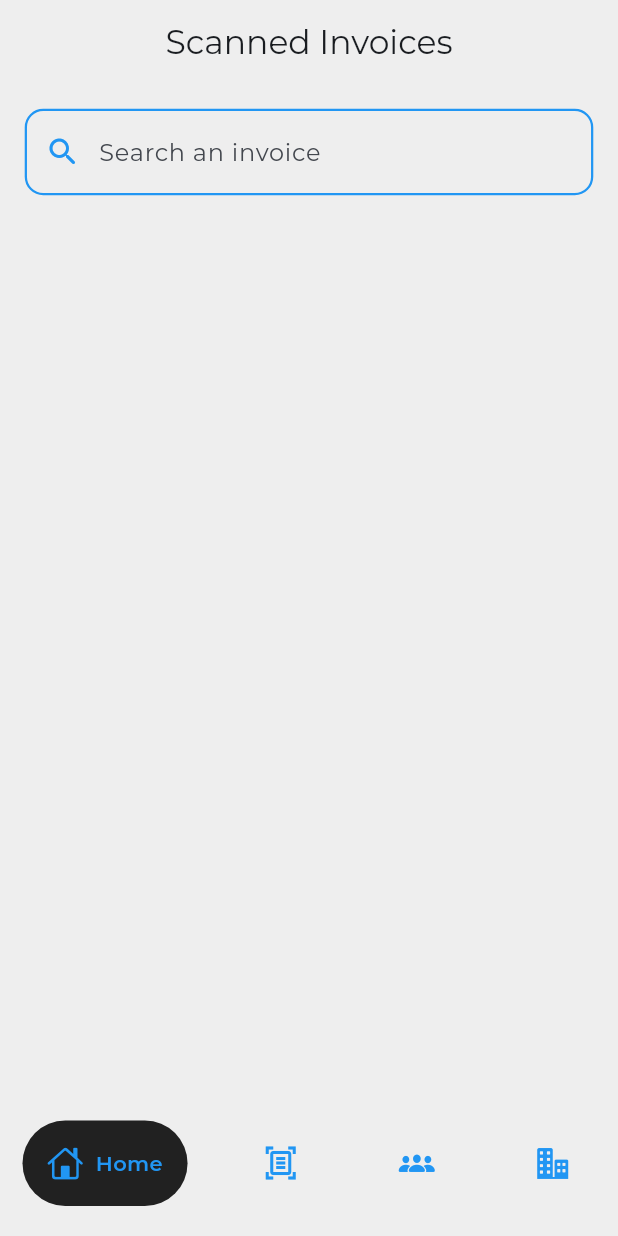
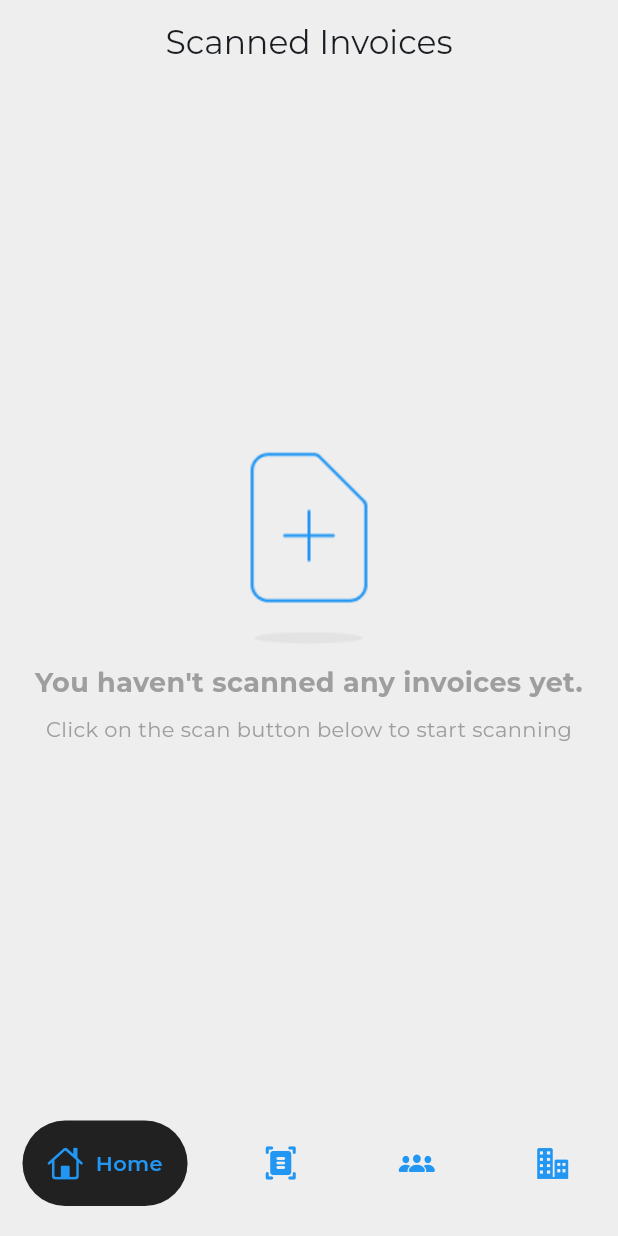
Before and after one commit to anas4519/invoice-genie, a Flutter app: the screen it shows after launch, on a phone screen of 412 x 824 dp. Run offline on Flutter 3.47's test engine with Material 3 defaults, Android fonts, the phone set to English and light mode, and no system bars; drawn by our look-alikes of google_nav_bar; our stand-ins replace file_picker, google_fonts, google_generative_ai, lottie, open_filex, share_plus and 1 more; missing offline and left inert: cunning_document_scanner, easy_pdf_viewer, google_mlkit_text_recognition, syncfusion_flutter_pdf; accounts and stored records are empty.

Commit message:
empty states done

```diff
--- a/lib/main_page.dart
+++ b/lib/main_page.dart
@@ -58,7 +58,7 @@ class _MainPageState extends State<MainPage> {
                 icon: CupertinoIcons.home,
                 text: 'Home',
               ),
-              GButton(icon: Icons.document_scanner_outlined, text: 'Scan'),
+              GButton(icon: Icons.document_scanner_rounded, text: 'Scan',),
               GButton(
                 icon: CupertinoIcons.group_solid,
                 text: 'B2C',
--- a/lib/screens/home_screen.dart
+++ b/lib/screens/home_screen.dart
@@ -12,14 +12,15 @@ class HomeScreen extends StatefulWidget {
 class _HomeScreenState extends State<HomeScreen> {
   bool isLoading = true;
   List<Map<String, dynamic>> _invoices = [];
+  List<Map<String, dynamic>> displayList = [];
   final TextEditingController _searchController = TextEditingController();
 
   void updateList(String value) {
     setState(() {
       if (value.isEmpty) {
-        _initDbAndPrintInvoices();
+        displayList = List.from(_invoices);
       } else {
-        _invoices = _invoices
+        displayList = _invoices
             .where((invoice) =>
                 invoice['invoice_num']
                     .toString()
@@ -53,6 +54,7 @@ class _HomeScreenState extends State<HomeScreen> {
     final invoices = await dbService.getInvoices();
     setState(() {
       _invoices = invoices;
+      displayList = List.from(_invoices);
       isLoading = false;
     });
   }
@@ -69,6 +71,34 @@ class _HomeScreenState extends State<HomeScreen> {
         body: Center(
           child: isLoading
               ? CircularProgressIndicator()
+              : _invoices.isEmpty
+                  ? Center(
+                      child: Column(
+                        mainAxisAlignment: MainAxisAlignment.center,
+                        children: [
+                          Image.asset('assets/images/zzz.png'),
+                          SizedBox(
+                            height: screenHeight * 0.015,
+                          ),
+                          Text(
+                            "You haven't scanned any invoices yet.",
+                            textAlign: TextAlign.center,
+                            style: TextStyle(
+                                color: Colors.grey,
+                                fontWeight: FontWeight.bold,
+                                fontSize: 18),
+                          ),
+                          SizedBox(
+                            height: screenHeight * 0.01,
+                          ),
+                          Text(
+                              'Click on the scan button below to start scanning',
+                              style: TextStyle(
+                                color: Colors.grey,
+                              ))
+                        ],
+                      ),
+                    )
                   : Column(
                       children: [
                         Padding(
@@ -78,7 +108,8 @@ class _HomeScreenState extends State<HomeScreen> {
                             decoration: BoxDecoration(
                               borderRadius:
                                   BorderRadius.circular(screenWidth * 0.03),
-                          border: Border.all(color: Colors.blue, width: 1.5),
+                              border:
+                                  Border.all(color: Colors.blue, width: 1.5),
                             ),
                             child: Row(
                               children: [
@@ -95,7 +126,7 @@ class _HomeScreenState extends State<HomeScreen> {
                                         TextCapitalization.sentences,
                                     decoration: const InputDecoration(
                                       border: InputBorder.none,
-                                  hintText: 'Search an invoice',
+                                      hintText: 'Search',
                                     ),
                                   ),
                                 ),
@@ -104,17 +135,18 @@ class _HomeScreenState extends State<HomeScreen> {
                           ),
                         ),
                         SizedBox(height: screenHeight * 0.04),
-                    // PDFRow(date: _invoices[0]['date'], filePath: _invoices[0]['invoice_path'], invoiceNum: _invoices[0]['invoice_num'],)
                         Expanded(
                           child: ListView.builder(
-                        itemCount: _invoices.length,
+                            itemCount: displayList.length,
                             itemBuilder: (context, index) {
                               return Column(
                                 children: [
                                   PDFRow(
-                                  invoiceNum: _invoices[index]['invoice_num'],
-                                  filePath: _invoices[index]['invoice_path'],
-                                  date: _invoices[index]['date']),
+                                      invoiceNum: displayList[index]
+                                          ['invoice_num'],
+                                      filePath: displayList[index]
+                                          ['invoice_path'],
+                                      date: displayList[index]['date']),
                                   SizedBox(
                                     height: screenHeight * 0.01,
                                   )
```
Also changed, not shown: lib/screens/b2b_screen.dart (+18 -1 lines), lib/screens/b2c_screen.dart (+23 -3 lines), lib/screens/scan_screen.dart (+21 -10 lines), assets/images/undraw_factory_4d61-removebg-preview.png (added), assets/images/undraw_my-files_yynz-removebg-preview.png (added), assets/images/undraw_shopping-bags_nfsf-removebg-preview.png (added), assets/images/zzz.png (added). Lines whose indentation alone changed are shown as unchanged.
